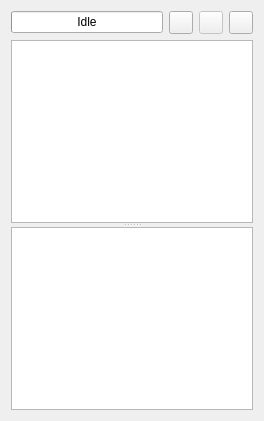
Old version of the form tools/qchdman/scriptwidget.ui in the repository qmc2/qmc2-mame-fe.
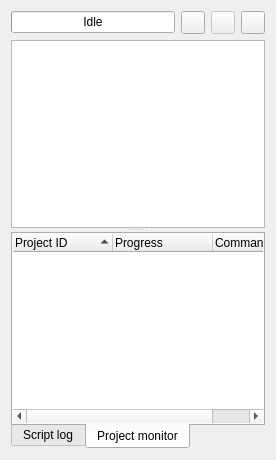
New version of the form. The open tabs and pages were chosen to show the change. Icons and pictures are not drawn.

Commit message: imp: qchdman: script-engine: added a project monitor

```diff
--- a/tools/qchdman/scriptwidget.ui
+++ b/tools/qchdman/scriptwidget.ui
@@ -6,11 +6,11 @@
    <rect>
     <x>0</x>
     <y>0</y>
-    <width>264</width>
-    <height>421</height>
+    <width>276</width>
+    <height>460</height>
    </rect>
   </property>
-  <layout class="QGridLayout" name="gridLayout">
+  <layout class="QGridLayout" name="gridLayout_2">
    <item row="0" column="0">
     <widget class="QProgressBar" name="progressBar">
      <property name="toolTip">
@@ -94,16 +94,80 @@
        <enum>QPlainTextEdit::NoWrap</enum>
       </property>
      </widget>
-     <widget class="QPlainTextEdit" name="plainTextEditLog">
-      <property name="toolTip">
-       <string>Script log</string>
+     <widget class="QTabWidget" name="tabWidget">
+      <property name="tabPosition">
+       <enum>QTabWidget::South</enum>
       </property>
-      <property name="lineWrapMode">
-       <enum>QPlainTextEdit::NoWrap</enum>
+      <property name="currentIndex">
+       <number>0</number>
       </property>
-      <property name="readOnly">
-       <bool>true</bool>
-      </property>
+      <widget class="QWidget" name="tabScriptLog">
+       <attribute name="title">
+        <string>Script log</string>
+       </attribute>
+       <layout class="QGridLayout" name="gridLayoutScriptLog">
+        <property name="margin">
+         <number>0</number>
+        </property>
+        <item row="0" column="0">
+         <widget class="QPlainTextEdit" name="plainTextEditLog">
+          <property name="toolTip">
+           <string>Script log</string>
+          </property>
+          <property name="frameShape">
+           <enum>QFrame::NoFrame</enum>
+          </property>
+          <property name="lineWrapMode">
+           <enum>QPlainTextEdit::NoWrap</enum>
+          </property>
+          <property name="readOnly">
+           <bool>true</bool>
+          </property>
+         </widget>
+        </item>
+       </layout>
+      </widget>
+      <widget class="QWidget" name="tabProjectMonitor">
+       <attribute name="title">
+        <string>Project monitor</string>
+       </attribute>
+       <layout class="QGridLayout" name="gridLayoutProjectMonitor">
+        <property name="margin">
+         <number>0</number>
+        </property>
+        <item row="0" column="0">
+         <widget class="QTreeWidget" name="treeWidgetProjectMonitor">
+          <property name="frameShape">
+           <enum>QFrame::NoFrame</enum>
+          </property>
+          <property name="rootIsDecorated">
+           <bool>false</bool>
+          </property>
+          <property name="sortingEnabled">
+           <bool>true</bool>
+          </property>
+          <property name="allColumnsShowFocus">
+           <bool>true</bool>
+          </property>
+          <column>
+           <property name="text">
+            <string>Project ID</string>
+           </property>
+          </column>
+          <column>
+           <property name="text">
+            <string>Progress</string>
+           </property>
+          </column>
+          <column>
+           <property name="text">
+            <string>Command</string>
+           </property>
+          </column>
+         </widget>
+        </item>
+       </layout>
+      </widget>
      </widget>
     </widget>
    </item>
```
Left out of the diff: 2 changed lines with no effect on the pictures. The commit also changes 18 other files.
